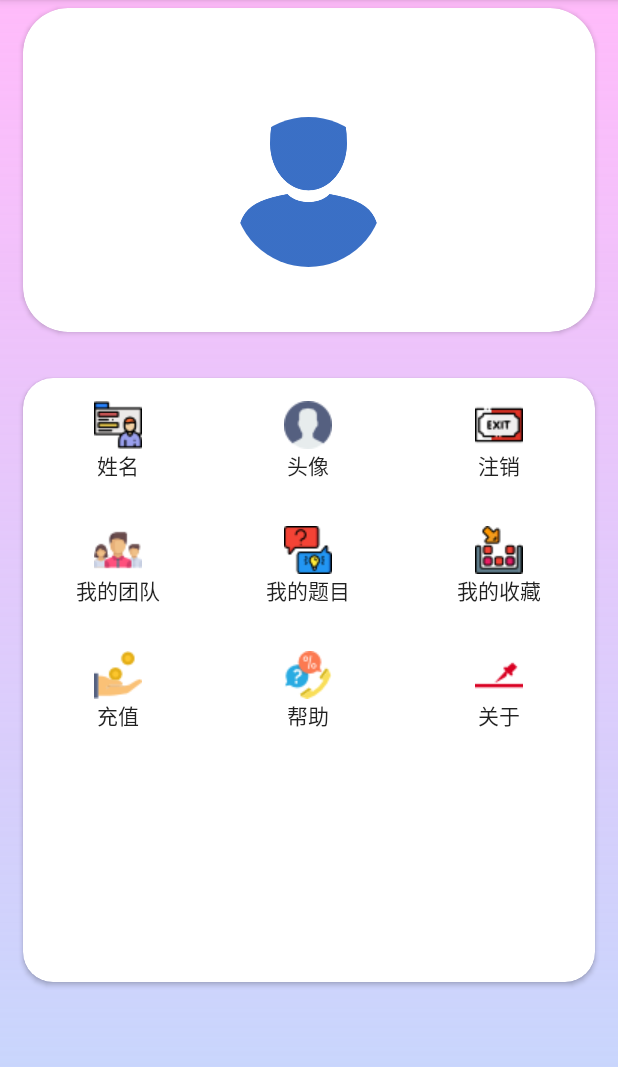
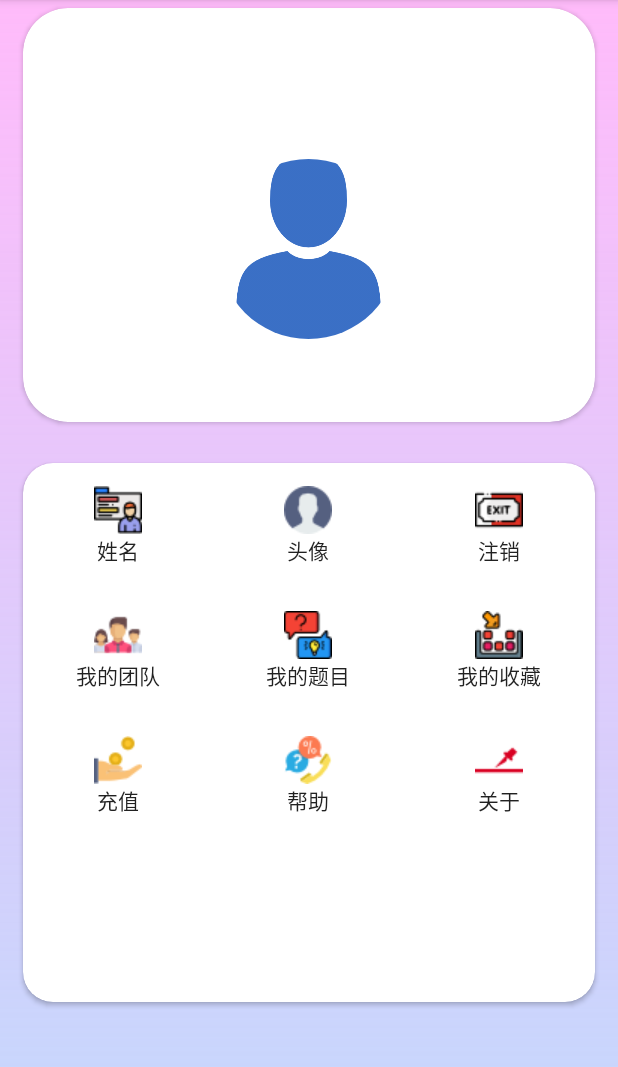
Before and after one commit to liangzihong/ShareYourWrongTitle, an Android app: the fragment Fragment4 shown on its own in the app's theme, on a phone screen of 412 x 824 dp, the part 60-1127 px from its top. Run offline under Robolectric (Android 15) with nearby library versions, the phone set to English and light mode, and no system bars; our stand-ins replace CircleImageView; libraries missing offline, so code that uses them is left out: cn.bmob.v3, jp.wasabeef.glide; 3 statements that could not run were skipped.

```diff
--- a/app/src/main/res/layout/view4.xml
+++ b/app/src/main/res/layout/view4.xml
@@ -7,15 +7,15 @@
     android:background="@drawable/background_color">
 
     <android.support.v7.widget.CardView
+        android:id="@+id/view4_profile_bg"
         android:layout_width="match_parent"
         android:layout_height="0dp"
-        android:layout_weight="7"
-        android:layout_marginTop="5dp"
         android:layout_marginLeft="15dp"
         android:layout_marginRight="15dp"
-        app:cardCornerRadius="30dp"
-        android:id="@+id/view4_profile_bg"
-        >
+        android:layout_marginTop="5dp"
+        android:layout_weight="10"
+        app:cardCornerRadius="30dp">
+
         <LinearLayout
             android:layout_width="match_parent"
             android:layout_height="match_parent"
@@ -26,8 +26,8 @@
                 android:layout_width="match_parent"
                 android:layout_height="0dp"
                 android:layout_weight="4"
-                android:orientation="horizontal"
-                android:gravity="bottom">
+                android:gravity="bottom"
+                android:orientation="horizontal">
 
                 <Space
                     android:layout_width="0dp"
@@ -38,7 +38,7 @@
                 <de.hdodenhof.circleimageview.CircleImageView
                     android:id="@+id/view4_profile"
                     android:layout_width="0dp"
-                    android:layout_height="100dp"
+                    android:layout_height="120dp"
                     android:layout_weight="1"
                     android:src="@drawable/unknown_profile" />
 
@@ -59,7 +59,7 @@
                 <Space
                     android:layout_width="0dp"
                     android:layout_height="match_parent"
-                    android:layout_weight="1"/>
+                    android:layout_weight="1" />
 
                 <TextView
                     android:id="@+id/view4_name"
@@ -69,13 +69,14 @@
                     android:layout_weight="2"
                     android:gravity="center"
                     android:text="name"
-                    android:textSize="20sp"
-                    android:textStyle="bold"/>
+                    android:textColor="#000000"
+                    android:textSize="25sp"
+                    android:textStyle="bold" />
 
                 <Space
                     android:layout_width="0dp"
                     android:layout_height="match_parent"
-                    android:layout_weight="1"/>
+                    android:layout_weight="1" />
             </LinearLayout>
         </LinearLayout>
 
--- a/app/src/main/res/layout/watchpictureview_layout.xml
+++ b/app/src/main/res/layout/watchpictureview_layout.xml
@@ -2,7 +2,7 @@
 <LinearLayout xmlns:android="http://schemas.android.com/apk/res/android"
     android:orientation="vertical" android:layout_width="match_parent"
     android:layout_height="match_parent"
-    android:background="#1000">
+    android:background="#606060">
 
 
     <ImageView
```
Also changed, not shown: app/src/main/java/Adapters/GroupAdapter.java (+25 -1 lines).
